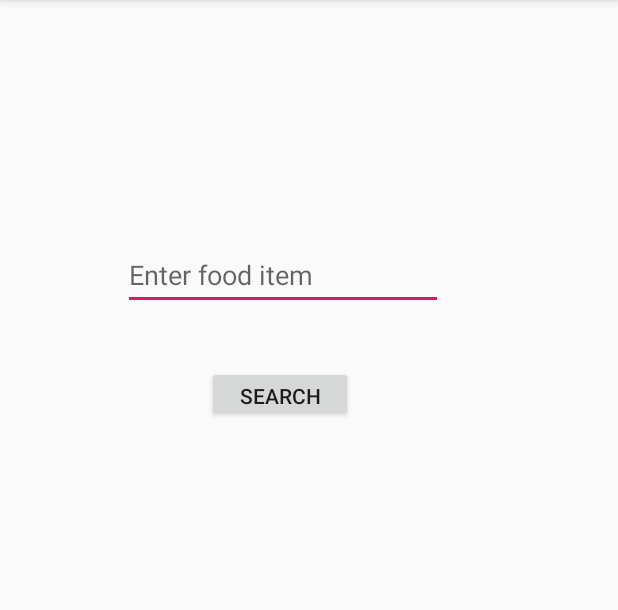
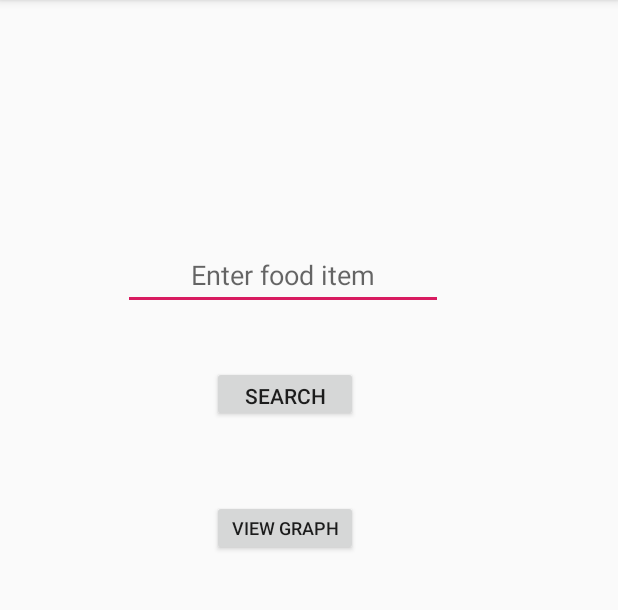
Before and after one commit to khyap17274/CSS-HACKATHON-2019, an Android app: the screen it shows after launch (FoodActivity), after a tap on "CALORIE COUNTER", on a phone screen of 412 x 824 dp, the part 84-694 px from its top. Run offline under Robolectric (Android 15) with nearby library versions, the phone set to English and light mode, and no system bars.

Commit message:
made Graph

```diff
--- a/FitnessTracker/app/build.gradle
+++ b/FitnessTracker/app/build.gradle
@@ -24,7 +24,9 @@ dependencies {
     implementation 'com.android.support:design:28.0.0'
     implementation 'com.android.support.constraint:constraint-layout:1.1.3'
     implementation 'com.android.support:support-vector-drawable:28.0.0'
+    implementation 'com.jjoe64:graphview:4.2.2'
     testImplementation 'junit:junit:4.12'
     androidTestImplementation 'com.android.support.test:runner:1.0.2'
     androidTestImplementation 'com.android.support.test.espresso:espresso-core:3.0.2'
+
 }
--- a/FitnessTracker/app/src/main/AndroidManifest.xml
+++ b/FitnessTracker/app/src/main/AndroidManifest.xml
@@ -14,7 +14,7 @@
         <activity
             android:name=".SleepTracker"
             android:label="@string/title_activity_sleep_tracker"
-            android:theme="@style/AppTheme.NoActionBar"></activity>
+            android:theme="@style/AppTheme.NoActionBar" />
         <activity
             android:name=".sleepsound"
             android:label="@string/title_activity_sleepsound"
@@ -30,6 +30,7 @@
         </activity>
         <activity android:name=".FoodActivity" />
         <activity android:name=".FoodListDisplayActivity" />
+        <activity android:name=".GraphActivity"></activity>
     </application>
 
 </manifest>
--- a/FitnessTracker/app/src/main/java/com/example/fitnesstracker/FoodActivity.java
+++ b/FitnessTracker/app/src/main/java/com/example/fitnesstracker/FoodActivity.java
@@ -1,5 +1,6 @@
 package com.example.fitnesstracker;
 
+import android.content.Intent;
 import android.support.v7.app.AppCompatActivity;
 import android.os.Bundle;
 import android.view.View;
@@ -18,6 +19,7 @@ public class FoodActivity extends AppCompatActivity {
 
    // public ListView food_listView;
     private Button  search_btn;
+    private Button  graph_btn;
     private EditText search_editText;
 
     @Override
@@ -27,11 +29,12 @@ public class FoodActivity extends AppCompatActivity {
        // test_textView = findViewById(R.id.food_textView);
         search_btn = findViewById(R.id.search_btn);
         search_editText = findViewById(R.id.search_editText);
-      //  food_listView = findViewById(R.id.food_listview);
-        start();
+        graph_btn = findViewById(R.id.graph_btn);
+        search();
+        goToGraph();
     }
 
-    private void start(){
+    private void search(){
         search_btn.setOnClickListener(
                 new View.OnClickListener() {
                     @Override
@@ -49,4 +52,16 @@ public class FoodActivity extends AppCompatActivity {
                 }
         );
     }
+    private void goToGraph(){
+        graph_btn.setOnClickListener(
+                new View.OnClickListener() {
+                    @Override
+                    public void onClick(View v) {
+                        Intent i = new Intent(FoodActivity.this,GraphActivity.class);
+                        startActivity(i);
+                    }
+                }
+        );
+
+    }
 }
--- a/FitnessTracker/app/src/main/java/com/example/fitnesstracker/MainActivity.java
+++ b/FitnessTracker/app/src/main/java/com/example/fitnesstracker/MainActivity.java
@@ -9,6 +9,10 @@ import android.view.MenuItem;
 import android.view.View;
 import android.widget.Button;
 import android.widget.TextView;
+
+import java.util.List;
+
+import static com.example.fitnesstracker.MockIntakeList.getIntakes;
 
 public class MainActivity extends AppCompatActivity {
 
@@ -22,6 +26,10 @@ public class MainActivity extends AppCompatActivity {
         sleepSoundBtn = findViewById(R.id.sleepsound_btn);
         sleepTrackerBtn = findViewById(R.id.sleeptracker_btn);
         calorieCounterBtn = findViewById(R.id.caloriecounter_btn);
+        User u = new User();
+        List<Intake> intakes = getIntakes();
+        u.setIntakes(intakes);
+        UserInSession userInSession = UserInSession.getInstance(u);
         goToCalorie();
         goToSound();
         goToTracker();
--- a/FitnessTracker/app/src/main/java/com/example/fitnesstracker/ServingDialog.java
+++ b/FitnessTracker/app/src/main/java/com/example/fitnesstracker/ServingDialog.java
@@ -12,6 +12,7 @@ import android.view.View;
 import android.widget.EditText;
 
 import java.util.Date;
+import java.util.Objects;
 
 public class ServingDialog extends AppCompatDialogFragment {
     private EditText serving_size_Edittext;
@@ -20,7 +21,7 @@ public class ServingDialog extends AppCompatDialogFragment {
     @NonNull
     public Dialog onCreateDialog(Bundle savedInstanceState) {
         AlertDialog.Builder builder = new AlertDialog.Builder(getActivity());
-        LayoutInflater inflater = getActivity().getLayoutInflater();
+        LayoutInflater inflater = Objects.requireNonNull(getActivity()).getLayoutInflater();
         View view = inflater.inflate(R.layout.adjust_serving_size,null);
         builder.setView(view)
                 .setTitle("")
@@ -35,7 +36,7 @@ public class ServingDialog extends AppCompatDialogFragment {
                         double servingNo = Integer.parseInt(serving_size_Edittext.getText().toString());
                         calories *= servingNo;
                         Intake intake = new Intake(new Date(),calories);
-                        User user = new User();
+                        User user = UserInSession.getUser();
                         user.addIntake(intake);
                     }
                 });
--- a/FitnessTracker/app/src/main/res/layout/activity_food.xml
+++ b/FitnessTracker/app/src/main/res/layout/activity_food.xml
@@ -14,10 +14,10 @@
         android:layout_marginTop="244dp"
         android:layout_marginEnd="8dp"
         android:layout_marginBottom="8dp"
-        android:text="Search"
+        android:text="@string/search"
         app:layout_constraintBottom_toBottomOf="parent"
         app:layout_constraintEnd_toEndOf="parent"
-        app:layout_constraintHorizontal_bias="0.435"
+        app:layout_constraintHorizontal_bias="0.446"
         app:layout_constraintStart_toStartOf="parent"
         app:layout_constraintTop_toTopOf="parent"
         app:layout_constraintVertical_bias="0.0" />
@@ -30,10 +30,10 @@
         android:layout_marginTop="8dp"
         android:layout_marginEnd="8dp"
         android:layout_marginBottom="8dp"
-        android:contentDescription="Enter food item"
         android:ems="10"
-        android:hint="Enter food item"
+        android:hint="@string/enter_food_item"
         android:inputType="text|textPersonName"
+        android:textAlignment="center"
         app:layout_constraintBottom_toTopOf="@+id/search_btn"
         app:layout_constraintEnd_toEndOf="parent"
         app:layout_constraintHorizontal_bias="0.405"
@@ -41,4 +41,21 @@
         app:layout_constraintTop_toTopOf="parent"
         app:layout_constraintVertical_bias="0.84" />
 
+    <Button
+        android:id="@+id/graph_btn"
+        android:layout_width="97dp"
+        android:layout_height="37dp"
+        android:layout_marginStart="8dp"
+        android:layout_marginTop="8dp"
+        android:layout_marginEnd="8dp"
+        android:layout_marginBottom="8dp"
+        android:text="@string/view_graph"
+        android:textSize="12sp"
+        app:layout_constraintBottom_toBottomOf="parent"
+        app:layout_constraintEnd_toEndOf="parent"
+        app:layout_constraintHorizontal_bias="0.446"
+        app:layout_constraintStart_toStartOf="parent"
+        app:layout_constraintTop_toBottomOf="@+id/search_btn"
+        app:layout_constraintVertical_bias="0.101" />
+
 </android.support.constraint.ConstraintLayout>
--- a/FitnessTracker/app/src/main/res/values/strings.xml
+++ b/FitnessTracker/app/src/main/res/values/strings.xml
@@ -16,4 +16,7 @@
     <string name="hear_a_lullaby">Hear a Lullaby</string>
     <string name="track_your_sleep">track your sleep</string>
     <string name="calorie_counter">Calorie Counter</string>
+    <string name="search">Search</string>
+    <string name="enter_food_item">Enter food item</string>
+    <string name="view_graph">View Graph</string>
 </resources>
```
Also changed, not shown: FitnessTracker/app/src/main/java/com/example/fitnesstracker/GraphActivity.java (added, +49 -0 lines), FitnessTracker/app/src/main/java/com/example/fitnesstracker/Intake.java (+14 -1 lines), FitnessTracker/app/src/main/java/com/example/fitnesstracker/User.java (+7 -1 lines), FitnessTracker/app/src/main/res/layout/activity_graph.xml (added, +18 -0 lines).
